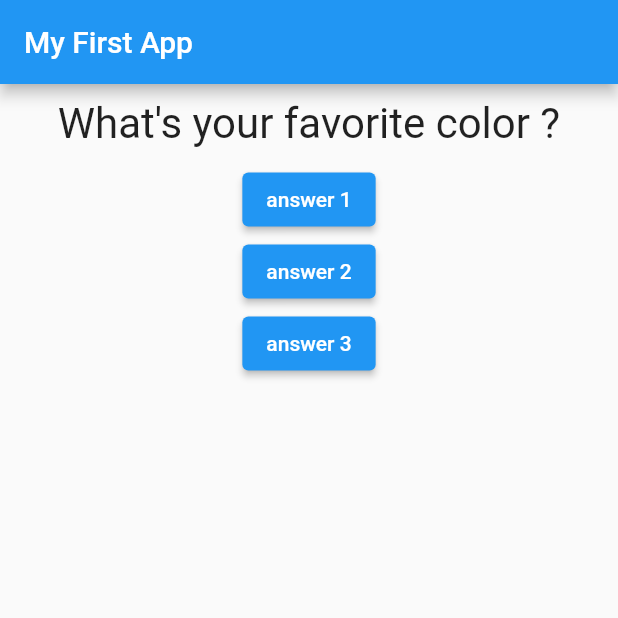
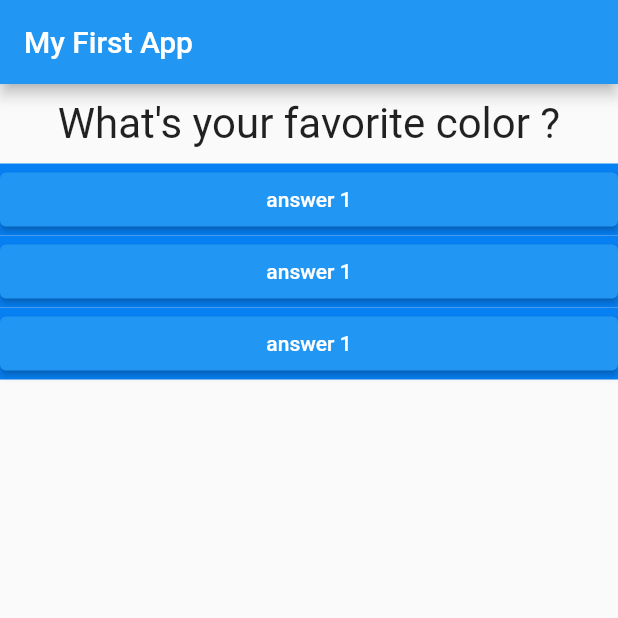
Before and after one commit to Arshdeep-rupal/flutter, a Flutter app: the screen it shows after launch, on a phone screen of 412 x 824 dp, the top half of it. Run offline on Flutter 3.47's test engine with Material 2 defaults, Android fonts, the phone set to English and light mode, and no system bars.

Commit message:
add somthing new

```diff
--- /dev/null
+++ b/lib/answer.dart
@@ -0,0 +1,20 @@
+// ignore_for_file: prefer_const_constructors, sort_child_properties_last
+
+import 'package:flutter/material.dart';
+
+class Answer extends StatelessWidget {
+  final void Function() selectHandler;
+  Answer(this.selectHandler);
+
+  @override
+  Widget build(BuildContext context) {
+    return Container(
+      width: double.infinity,
+      color: Color.fromARGB(255, 6, 128, 243),
+      child: ElevatedButton(
+        child: Text('answer 1' ),
+        onPressed: selectHandler,
+      ),
+    );
+  }
+}
--- a/lib/main.dart
+++ b/lib/main.dart
@@ -3,6 +3,7 @@
 import 'package:flutter/material.dart';
 
 import './question.dart';
+import './answer.dart';
 
 void main() => runApp(MyApp());
 
@@ -18,7 +19,7 @@
   var _questionIndex = 0;
 
   void _answerQuestion() {
-    setState(() {
+  setState(() {
       _questionIndex = _questionIndex + 1;
     });
     print(_questionIndex);
@@ -42,14 +43,9 @@
             Question(
               questions[_questionIndex],
             ),
-            ElevatedButton(
-                child: Text('answer 1'), onPressed: () => _answerQuestion()),
-            ElevatedButton(
-              child: Text('answer 2'),
-              onPressed: () => _answerQuestion(),
-            ),
-            ElevatedButton(
-                child: Text('answer 3'), onPressed: () => _answerQuestion()),
+            Answer(_answerQuestion),
+            Answer(_answerQuestion),
+            Answer(_answerQuestion),
           ],
         ),
       ),
```
Also changed, not shown: lib/question.dart (line endings or trailing spaces).
